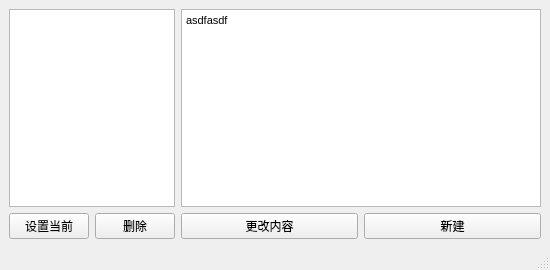
Before: the Qt Designer form target_speech_edit_window_form.ui in kingyy2013/autobot, drawn with Qt 5.
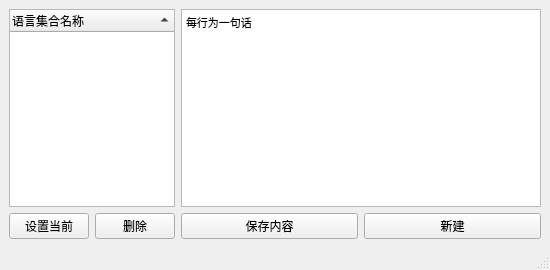
After: the same form once the commit is applied.

Commit message: Changed list widge in speech to tree widge.

```diff
--- a/target_speech_edit_window_form.ui
+++ b/target_speech_edit_window_form.ui
@@ -28,16 +28,6 @@
       </property>
      </widget>
     </item>
-    <item row="0" column="0" colspan="2">
-     <widget class="QListWidget" name="listWidget_speech_names">
-      <property name="maximumSize">
-       <size>
-        <width>234</width>
-        <height>16777215</height>
-       </size>
-      </property>
-     </widget>
-    </item>
     <item row="0" column="2" colspan="2">
      <widget class="QTextEdit" name="textEdit_speech_words">
       <property name="lineWrapMode">
@@ -48,7 +38,7 @@
 &lt;html&gt;&lt;head&gt;&lt;meta name=&quot;qrichtext&quot; content=&quot;1&quot; /&gt;&lt;style type=&quot;text/css&quot;&gt;
 p, li { white-space: pre-wrap; }
 &lt;/style&gt;&lt;/head&gt;&lt;body style=&quot; font-family:'MS Shell Dlg 2'; font-size:8.25pt; font-weight:400; font-style:normal;&quot;&gt;
-&lt;p style=&quot; margin-top:0px; margin-bottom:0px; margin-left:0px; margin-right:0px; -qt-block-indent:0; text-indent:0px;&quot;&gt;asdfasdf&lt;/p&gt;&lt;/body&gt;&lt;/html&gt;</string>
+&lt;p style=&quot; margin-top:0px; margin-bottom:0px; margin-left:0px; margin-right:0px; -qt-block-indent:0; text-indent:0px;&quot;&gt;每行为一句话&lt;/p&gt;&lt;/body&gt;&lt;/html&gt;</string>
       </property>
       <property name="acceptRichText">
        <bool>false</bool>
@@ -71,7 +61,7 @@
     <item row="1" column="2">
      <widget class="QPushButton" name="pushButton_save">
       <property name="text">
-       <string>更改内容</string>
+       <string>保存内容</string>
       </property>
      </widget>
     </item>
@@ -88,6 +78,33 @@
       </property>
      </widget>
     </item>
+    <item row="0" column="0" colspan="2">
+     <widget class="QTreeWidget" name="treeWidget_speech_names">
+      <property name="maximumSize">
+       <size>
+        <width>234</width>
+        <height>16777215</height>
+       </size>
+      </property>
+      <property name="selectionMode">
+       <enum>QAbstractItemView::ExtendedSelection</enum>
+      </property>
+      <property name="indentation">
+       <number>0</number>
+      </property>
+      <property name="sortingEnabled">
+       <bool>true</bool>
+      </property>
+      <property name="animated">
+       <bool>true</bool>
+      </property>
+      <column>
+       <property name="text">
+        <string>语言集合名称</string>
+       </property>
+      </column>
+     </widget>
+    </item>
    </layout>
   </widget>
   <widget class="QMenuBar" name="menubar">
```
Left out of the diff: 8 changed lines with no effect on the pictures. The commit also changes 11 other files.
